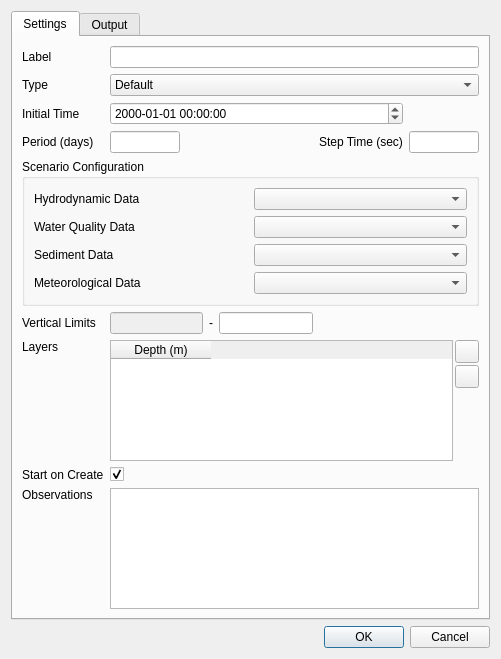
Old version of the form src/ui/create_simulation_dialog.ui in the repository IPH-ECO/iph-eco-gui.
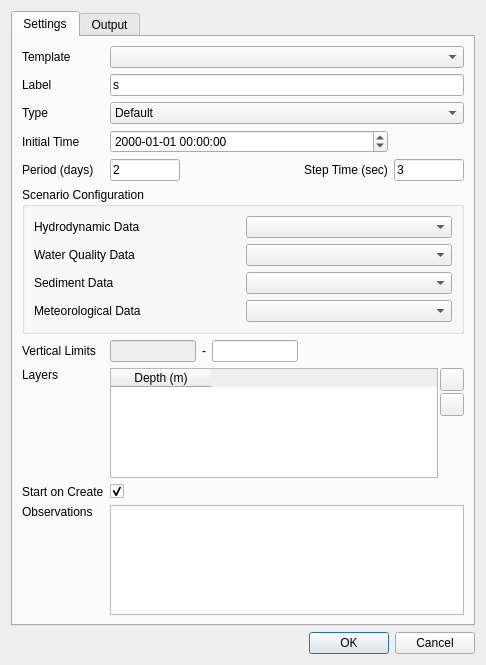
New version of the form. The open tabs and pages were chosen to show the change. Icons and pictures are not drawn.

Commit message: - Simulation status - Simulation output directory

Diff of the .ui file:
```diff
--- a/src/ui/create_simulation_dialog.ui
+++ b/src/ui/create_simulation_dialog.ui
@@ -6,8 +6,8 @@
    <rect>
     <x>0</x>
     <y>0</y>
-    <width>501</width>
-    <height>659</height>
+    <width>486</width>
+    <height>665</height>
    </rect>
   </property>
   <property name="windowTitle">
@@ -24,58 +24,7 @@
        <string>Settings</string>
       </attribute>
       <layout class="QGridLayout" name="gridLayout">
-       <item row="3" column="3">
-        <widget class="QLineEdit" name="edtStepTime">
-         <property name="sizePolicy">
-          <sizepolicy hsizetype="Fixed" vsizetype="Fixed">
-           <horstretch>0</horstretch>
-           <verstretch>0</verstretch>
-          </sizepolicy>
-         </property>
-         <property name="maximumSize">
-          <size>
-           <width>70</width>
-           <height>16777215</height>
-          </size>
-         </property>
-        </widget>
-       </item>
-       <item row="0" column="1" colspan="3">
-        <widget class="QLineEdit" name="edtLabel"/>
-       </item>
-       <item row="1" column="1" colspan="3">
-        <widget class="QComboBox" name="cbxType">
-         <item>
-          <property name="text">
-           <string>Default</string>
-          </property>
-         </item>
-         <item>
-          <property name="text">
-           <string>Parameter calibration</string>
-          </property>
-         </item>
-         <item>
-          <property name="text">
-           <string>Sensibility analysis</string>
-          </property>
-         </item>
-        </widget>
-       </item>
-       <item row="11" column="1" colspan="3">
-        <widget class="QPlainTextEdit" name="txtObservations"/>
-       </item>
-       <item row="9" column="0">
-        <widget class="QLabel" name="label_5">
-         <property name="text">
-          <string>Layers</string>
-         </property>
-         <property name="alignment">
-          <set>Qt::AlignLeading|Qt::AlignLeft|Qt::AlignTop</set>
-         </property>
-        </widget>
-       </item>
-       <item row="9" column="1" colspan="3">
+       <item row="10" column="1" colspan="3">
         <layout class="QHBoxLayout" name="horizontalLayout_2">
          <property name="spacing">
           <number>2</number>
@@ -130,7 +79,7 @@
          </item>
         </layout>
        </item>
-       <item row="7" column="0" colspan="4">
+       <item row="8" column="0" colspan="4">
         <widget class="QGroupBox" name="groupBox">
          <property name="title">
           <string>Scenario Configuration</string>
@@ -179,21 +128,79 @@
          </layout>
         </widget>
        </item>
-       <item row="3" column="0">
+       <item row="2" column="1" colspan="3">
+        <widget class="QComboBox" name="cbxType">
+         <item>
+          <property name="text">
+           <string>Default</string>
+          </property>
+         </item>
+         <item>
+          <property name="text">
+           <string>Parameter calibration</string>
+          </property>
+         </item>
+         <item>
+          <property name="text">
+           <string>Sensibility analysis</string>
+          </property>
+         </item>
+        </widget>
+       </item>
+       <item row="1" column="1" colspan="3">
+        <widget class="QLineEdit" name="edtLabel">
+         <property name="text">
+          <string>s</string>
+         </property>
+        </widget>
+       </item>
+       <item row="4" column="3">
+        <widget class="QLineEdit" name="edtStepTime">
+         <property name="sizePolicy">
+          <sizepolicy hsizetype="Fixed" vsizetype="Fixed">
+           <horstretch>0</horstretch>
+           <verstretch>0</verstretch>
+          </sizepolicy>
+         </property>
+         <property name="maximumSize">
+          <size>
+           <width>70</width>
+           <height>16777215</height>
+          </size>
+         </property>
+         <property name="text">
+          <string>3</string>
+         </property>
+        </widget>
+       </item>
+       <item row="12" column="1" colspan="3">
+        <widget class="QPlainTextEdit" name="txtObservations"/>
+       </item>
+       <item row="10" column="0">
+        <widget class="QLabel" name="label_5">
+         <property name="text">
+          <string>Layers</string>
+         </property>
+         <property name="alignment">
+          <set>Qt::AlignLeading|Qt::AlignLeft|Qt::AlignTop</set>
+         </property>
+        </widget>
+       </item>
+       <item row="4" column="0">
         <widget class="QLabel" name="label_4">
          <property name="text">
           <string>Period (days)</string>
          </property>
         </widget>
        </item>
-       <item row="2" column="0">
+       <item row="3" column="0">
         <widget class="QLabel" name="label_3">
          <property name="text">
           <string>Initial Time</string>
          </property>
         </widget>
        </item>
-       <item row="3" column="1">
+       <item row="4" column="1">
         <widget class="QLineEdit" name="edtPeriod">
          <property name="sizePolicy">
           <sizepolicy hsizetype="Fixed" vsizetype="Fixed">
@@ -207,30 +214,33 @@
            <height>16777215</height>
           </size>
          </property>
+         <property name="text">
+          <string>2</string>
+         </property>
         </widget>
        </item>
-       <item row="10" column="0">
+       <item row="11" column="0">
         <widget class="QLabel" name="label_8">
          <property name="text">
           <string>Start on Create</string>
          </property>
         </widget>
        </item>
-       <item row="0" column="0">
+       <item row="1" column="0">
         <widget class="QLabel" name="label">
          <property name="text">
           <string>Label</string>
          </property>
         </widget>
        </item>
-       <item row="1" column="0">
+       <item row="2" column="0">
         <widget class="QLabel" name="label_2">
          <property name="text">
           <string>Type</string>
          </property>
         </widget>
        </item>
-       <item row="11" column="0">
+       <item row="12" column="0">
         <widget class="QLabel" name="label_9">
          <property name="text">
           <string>Observations</string>
@@ -240,7 +250,7 @@
          </property>
         </widget>
        </item>
-       <item row="10" column="1">
+       <item row="11" column="1">
         <widget class="QCheckBox" name="chkStart">
          <property name="text">
           <string/>
@@ -250,7 +260,7 @@
          </property>
         </widget>
        </item>
-       <item row="3" column="2">
+       <item row="4" column="2">
         <widget class="QLabel" name="label_6">
          <property name="sizePolicy">
           <sizepolicy hsizetype="Fixed" vsizetype="Preferred">
@@ -263,14 +273,14 @@
          </property>
         </widget>
        </item>
-       <item row="8" column="0">
+       <item row="9" column="0">
         <widget class="QLabel" name="label_13">
          <property name="text">
           <string>Vertical Limits</string>
          </property>
         </widget>
        </item>
-       <item row="8" column="1">
+       <item row="9" column="1">
         <layout class="QHBoxLayout" name="horizontalLayout">
          <item>
           <widget class="QLineEdit" name="edtMinLimit">
@@ -291,13 +301,23 @@
          </item>
         </layout>
        </item>
-       <item row="2" column="1" colspan="2">
+       <item row="3" column="1" colspan="2">
         <widget class="QDateTimeEdit" name="edtInitialTime">
          <property name="displayFormat">
           <string>yyyy-MM-dd HH:mm:ss</string>
          </property>
         </widget>
        </item>
+       <item row="0" column="1" colspan="3">
+        <widget class="QComboBox" name="cbxTemplate"/>
+       </item>
+       <item row="0" column="0">
+        <widget class="QLabel" name="label_15">
+         <property name="text">
+          <string>Template</string>
+         </property>
+        </widget>
+       </item>
       </layout>
      </widget>
      <widget class="QWidget" name="tab_2">
```
Left out of the diff: 21 changed lines with no effect on the pictures. The commit also changes 7 other files.
